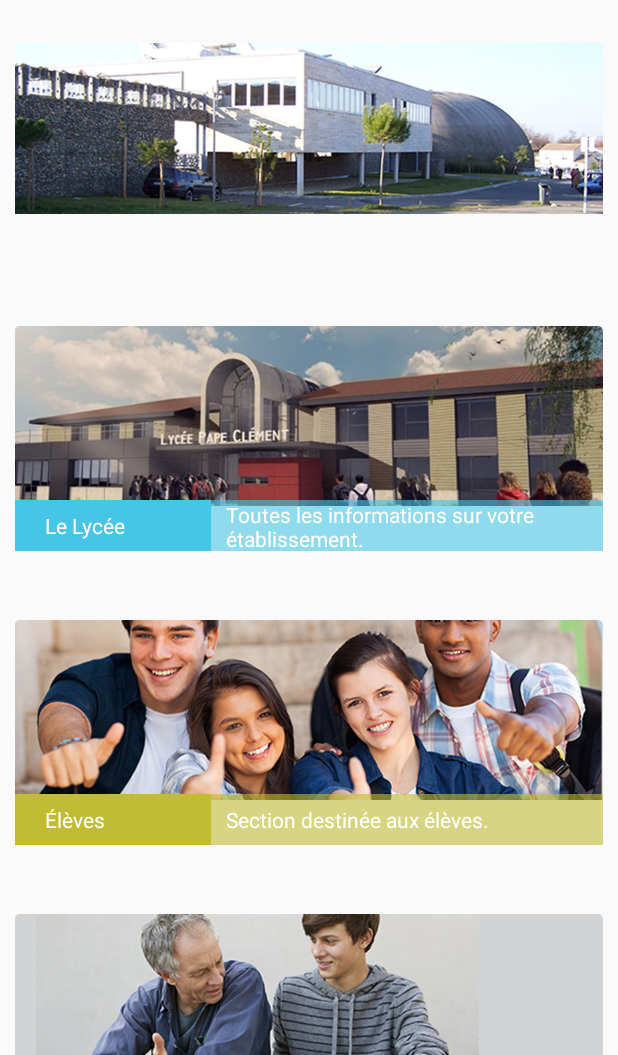
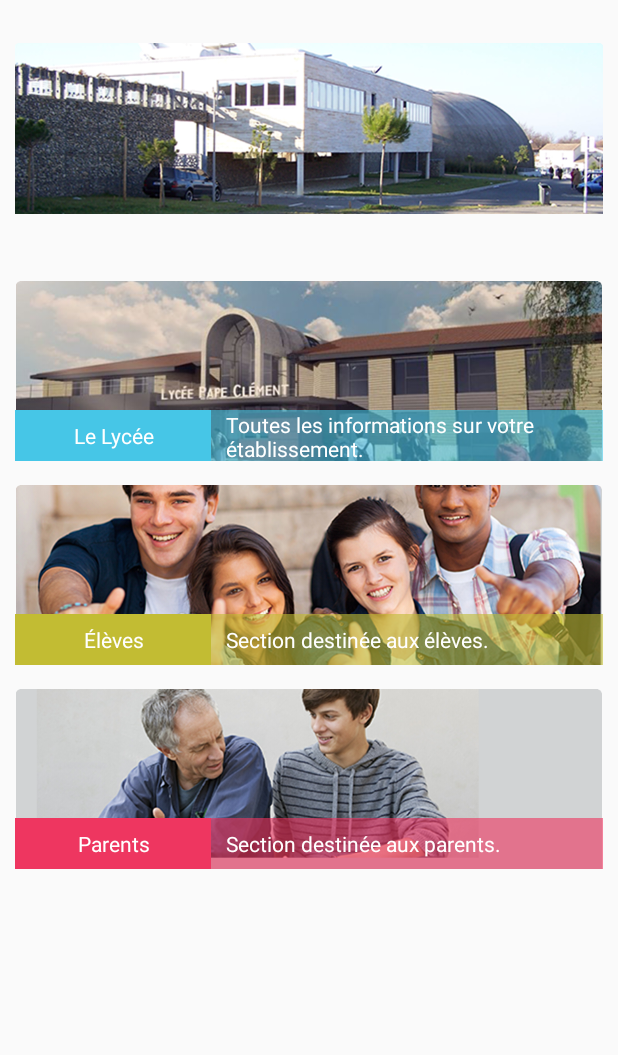
Before and after one commit to ClementRomac/High-School-Pape-Clement-app, an Android app: the screen it shows after launch (MainActivity), on a phone screen of 412 x 824 dp, the part 181-1236 px from its top. Run offline under Robolectric (Android 15) with nearby library versions, the phone set to English and light mode, and no system bars.

Commit message:
Design Accueil

```diff
--- a/app/src/main/res/layout/activity_main.xml
+++ b/app/src/main/res/layout/activity_main.xml
@@ -74,23 +74,18 @@
             android:id="@+id/accueil_rl_lycee">
 
             <ImageView
-                android:layout_width="wrap_content"
+                android:layout_width="match_parent"
                 android:layout_height="wrap_content"
                 android:id="@+id/accueil_lycee"
                 android:src="@drawable/lycee"
-                android:layout_alignParentRight="false"
-                android:layout_alignParentEnd="true"
-                android:layout_alignParentBottom="false" />
+                android:layout_alignParentBottom="true"
+                android:adjustViewBounds="true"/>
 
             <LinearLayout
                 android:orientation="horizontal"
                 android:layout_width="match_parent"
                 android:layout_height="34dp"
-                android:layout_alignParentBottom="true"
-                android:layout_alignParentTop="false"
-                android:layout_alignWithParentIfMissing="false"
-                android:layout_alignParentRight="false"
-                android:layout_alignParentLeft="false">
+                android:layout_alignParentBottom="true">
 
                 <TextView
                     android:layout_width="match_parent"
@@ -100,7 +95,7 @@
                     android:textColor="@color/main_font"
                     android:singleLine="true"
                     android:text="@string/accueil_h1_lycee"
-                    android:paddingLeft="20dp"
+                    android:textAlignment="center"
                     android:background="@color/high_school_primary"
                     android:elegantTextHeight="false"
                     android:gravity="center_vertical" />
@@ -113,9 +108,9 @@
                     android:textColor="@color/main_font"
                     android:layout_weight="1"
                     android:layout_gravity="center"
+                    android:paddingLeft="10dp"
                     android:background="@color/accueil_bck_lycee_trans"
-                    android:gravity="center_vertical"
-                    android:paddingLeft="10dp" />
+                    android:gravity="center_vertical" />
             </LinearLayout>
 
         </RelativeLayout>
@@ -128,11 +123,12 @@
             android:id="@+id/accueil_rl_eleve">
 
             <ImageView
-                android:layout_width="wrap_content"
+                android:layout_width="match_parent"
                 android:layout_height="wrap_content"
                 android:id="@+id/accueil_eleve"
                 android:src="@drawable/eleve"
-                android:layout_alignParentRight="false" />
+                android:layout_alignParentBottom="true"
+                android:adjustViewBounds="true"/>
 
             <LinearLayout
                 android:orientation="horizontal"
@@ -147,7 +143,7 @@
                     android:id="@+id/accueil_h1_eleve"
                     android:layout_weight="2"
                     android:textColor="@color/main_font"
-                    android:paddingLeft="20dp"
+                    android:textAlignment="center"
                     android:layout_gravity="center"
                     android:background="@color/students_primary"
                     android:gravity="center_vertical" />
@@ -160,9 +156,9 @@
                     android:textColor="@color/main_font"
                     android:layout_weight="1"
                     android:layout_gravity="center"
+                    android:paddingLeft="10dp"
                     android:background="@color/accueil_bck_eleve_trans"
-                    android:gravity="center_vertical"
-                    android:paddingLeft="10dp" />
+                    android:gravity="center_vertical"/>
             </LinearLayout>
 
         </RelativeLayout>
@@ -175,10 +171,12 @@
             android:id="@+id/accueil_rl_parent">
 
             <ImageView
-                android:layout_width="wrap_content"
+                android:layout_width="match_parent"
                 android:layout_height="wrap_content"
                 android:id="@+id/accueil_parent"
-                android:src="@drawable/parents" />
+                android:src="@drawable/parents"
+                android:layout_alignParentBottom="true"
+                android:adjustViewBounds="true"/>
 
             <LinearLayout
                 android:orientation="horizontal"
@@ -193,7 +191,7 @@
                     android:id="@+id/accueil_h1_parent"
                     android:layout_weight="2"
                     android:textColor="@color/main_font"
-                    android:paddingLeft="20dp"
+                    android:textAlignment="center"
                     android:layout_gravity="center"
                     android:background="@color/parents_primary"
                     android:gravity="center_vertical" />
@@ -206,9 +204,9 @@
                     android:textColor="@color/main_font"
                     android:layout_weight="1"
                     android:layout_gravity="center"
+                    android:paddingLeft="10dp"
                     android:background="@color/accueil_bck_parent_trans"
-                    android:gravity="center_vertical"
-                    android:paddingLeft="10dp" />
+                    android:gravity="center_vertical"/>
             </LinearLayout>
 
         </RelativeLayout>
```
